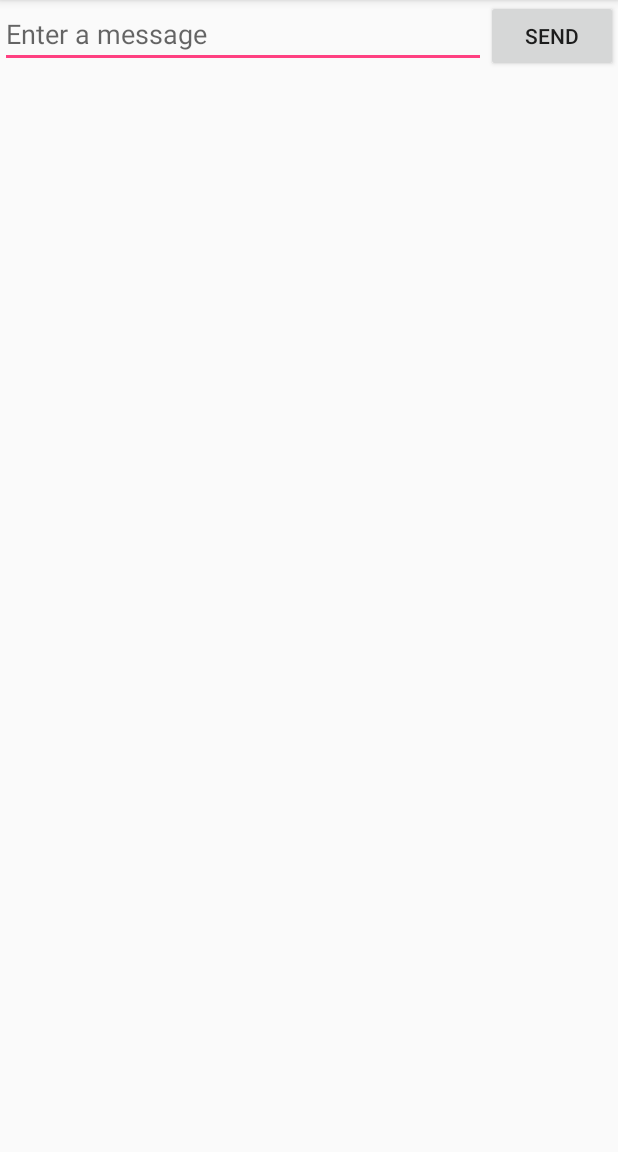
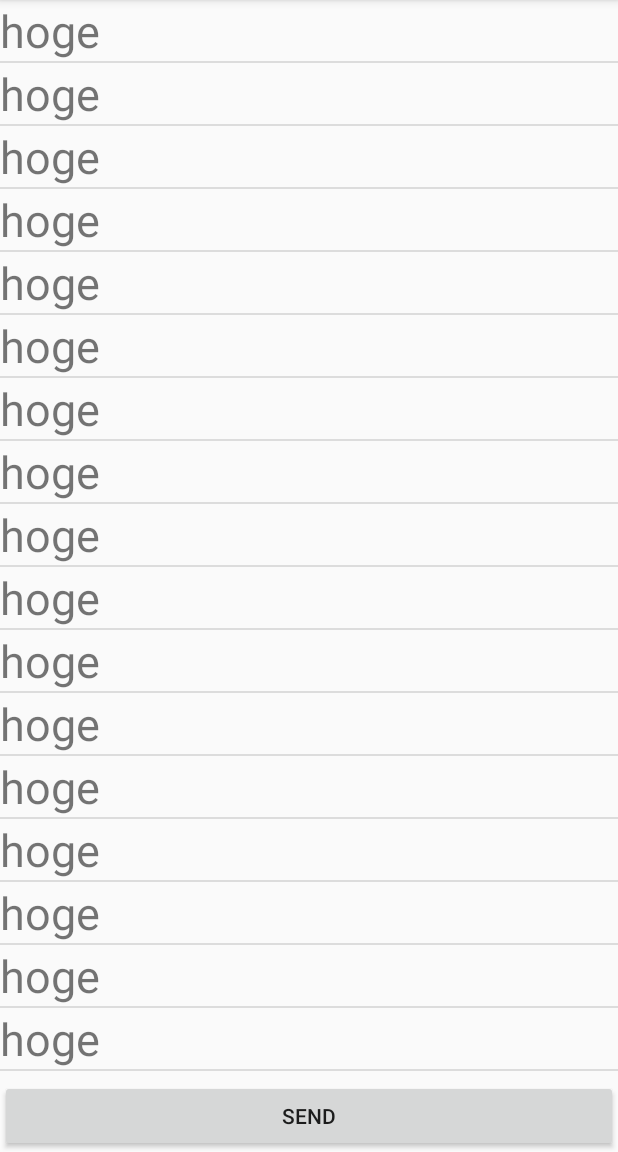
Before and after one commit to khirayama/simpletodo-android, an Android app: the screen it shows after launch (MainActivity), on a phone screen of 412 x 824 dp, the part 84-1236 px from its top. Run offline under Robolectric (Android 15) with nearby library versions, the phone set to English and light mode, and no system bars.

```diff
--- a/app/src/main/java/com/example/kotarohirayama/simpletodo/DisplayMessageActivity.java
+++ b/app/src/main/java/com/example/kotarohirayama/simpletodo/DisplayMessageActivity.java
@@ -1,7 +1,10 @@
 package com.example.kotarohirayama.simpletodo;
 
+import android.content.Intent;
 import android.support.v7.app.AppCompatActivity;
 import android.os.Bundle;
+import android.view.ViewGroup;
+import android.widget.TextView;
 
 public class DisplayMessageActivity extends AppCompatActivity {
 
@@ -9,5 +12,14 @@ public class DisplayMessageActivity extends AppCompatActivity {
     protected void onCreate(Bundle savedInstanceState) {
         super.onCreate(savedInstanceState);
         setContentView(R.layout.activity_display_message);
+
+        Intent intent = getIntent();
+        String message = intent.getStringExtra(MainActivity.EXTRA_MESSAGE);
+        TextView textView = new TextView(this);
+        textView.setTextSize(40);
+        textView.setText(message);
+
+        ViewGroup layout = (ViewGroup) findViewById(R.id.activity_display_message);
+        layout.addView(textView);
     }
 }
--- a/app/src/main/java/com/example/kotarohirayama/simpletodo/MainActivity.java
+++ b/app/src/main/java/com/example/kotarohirayama/simpletodo/MainActivity.java
@@ -4,7 +4,14 @@ import android.content.Intent;
 import android.support.v7.app.AppCompatActivity;
 import android.os.Bundle;
 import android.view.View;
+import android.widget.ArrayAdapter;
 import android.widget.EditText;
+import android.widget.ListView;
+
+import com.example.kotarohirayama.simpletodo.adapters.TaskAdapter;
+import com.example.kotarohirayama.simpletodo.data.Task;
+
+import java.util.ArrayList;
 
 public class MainActivity extends AppCompatActivity {
     public final static String EXTRA_MESSAGE = "com.example.kotarohirayama.simpletodo.MESSAGE";
@@ -13,13 +20,25 @@ public class MainActivity extends AppCompatActivity {
     protected void onCreate(Bundle savedInstanceState) {
         super.onCreate(savedInstanceState);
         setContentView(R.layout.activity_main);
+
+        ArrayList<Task> taskList = new ArrayList<Task>();
+        for (int i = 0; i < 100; i++) {
+            taskList.add(new Task("hoge"));
+        }
+
+        ListView listView = (ListView) findViewById(R.id.task_list);
+        TaskAdapter taskAdapter = new TaskAdapter(this);
+        taskAdapter.setTaskList(taskList);
+
+        listView.setAdapter(taskAdapter);
     }
 
     public void sendMessage(View view) {
         Intent intent = new Intent(this, DisplayMessageActivity.class);
-        EditText editText = (EditText) findViewById(R.id.edit_message);
-        String message = editText.getText().toString();
-        intent.putExtra(EXTRA_MESSAGE, message);
+//        EditText editText = (EditText) findViewById(R.id.edit_message);
+//        String message = editText.getText().toString();
+//        intent.putExtra(EXTRA_MESSAGE, message);
+        intent.putExtra(EXTRA_MESSAGE, "ok");
         startActivity(intent);
     }
 }
--- a/app/src/main/res/layout/activity_display_message.xml
+++ b/app/src/main/res/layout/activity_display_message.xml
@@ -2,6 +2,7 @@
 <android.support.constraint.ConstraintLayout xmlns:android="http://schemas.android.com/apk/res/android"
     xmlns:app="http://schemas.android.com/apk/res-auto"
     xmlns:tools="http://schemas.android.com/tools"
+    android:id="@+id/activity_display_message"
     android:layout_width="match_parent"
     android:layout_height="match_parent"
     tools:context="com.example.kotarohirayama.simpletodo.DisplayMessageActivity">
--- a/app/src/main/res/layout/activity_main.xml
+++ b/app/src/main/res/layout/activity_main.xml
@@ -4,15 +4,27 @@
     xmlns:tools="http://schemas.android.com/tools"
     android:layout_width="match_parent"
     android:layout_height="match_parent"
-    android:orientation="horizontal">
-    <EditText android:id="@+id/edit_message"
+    android:orientation="vertical">
+
+    <ListView
+        android:id="@+id/task_list"
         android:layout_weight="1"
-        android:layout_width="0dp"
+        android:layout_width="match_parent"
+        android:layout_height="0dp" />
+
+    <Button
+        android:id="@+id/button"
+        android:layout_width="match_parent"
         android:layout_height="wrap_content"
-        android:hint="@string/edit_message" />
-    <Button
-        android:layout_width="wrap_content"
-        android:layout_height="wrap_content"
-        android:text="@string/button_send"
-        android:onClick="sendMessage" />
+        android:layout_gravity="bottom"
+        android:onClick="sendMessage"
+        android:text="@string/button_send" />
+
+    <!--<EditText android:id="@+id/edit_message"-->
+        <!--android:layout_weight="1"-->
+        <!--android:layout_width="0dp"-->
+        <!--android:layout_height="wrap_content"-->
+        <!--android:layout_gravity="bottom"-->
+        <!--android:hint="@string/edit_message" />-->
+
 </LinearLayout>
--- /dev/null
+++ b/app/src/main/res/layout/task_list_item.xml
@@ -0,0 +1,20 @@
+<?xml version="1.0" encoding="utf-8"?>
+<LinearLayout xmlns:android="http://schemas.android.com/apk/res/android"
+    android:orientation="vertical" android:layout_width="match_parent"
+    android:layout_height="match_parent">
+
+    <LinearLayout
+        android:orientation="horizontal"
+        android:layout_width="match_parent"
+        android:layout_height="match_parent">
+
+        <TextView
+            android:layout_width="0dp"
+            android:layout_height="wrap_content"
+            android:text="content"
+            android:id="@+id/content"
+            android:textSize="30dp"
+            android:layout_weight="2"/>
+
+    </LinearLayout>
+</LinearLayout>
```
